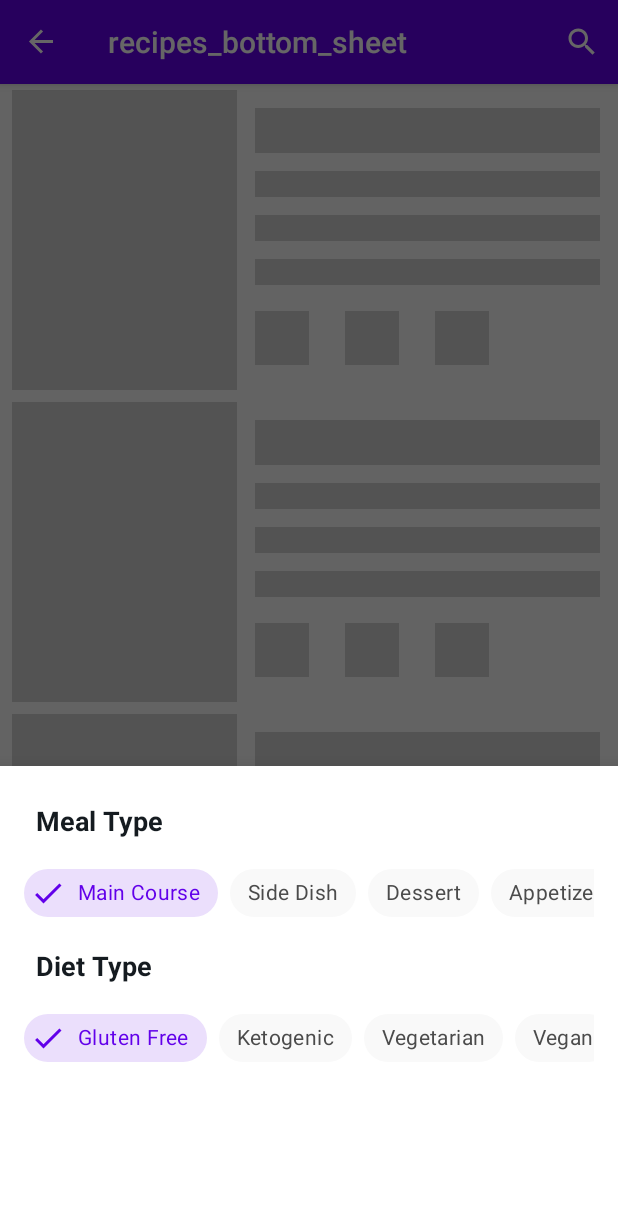
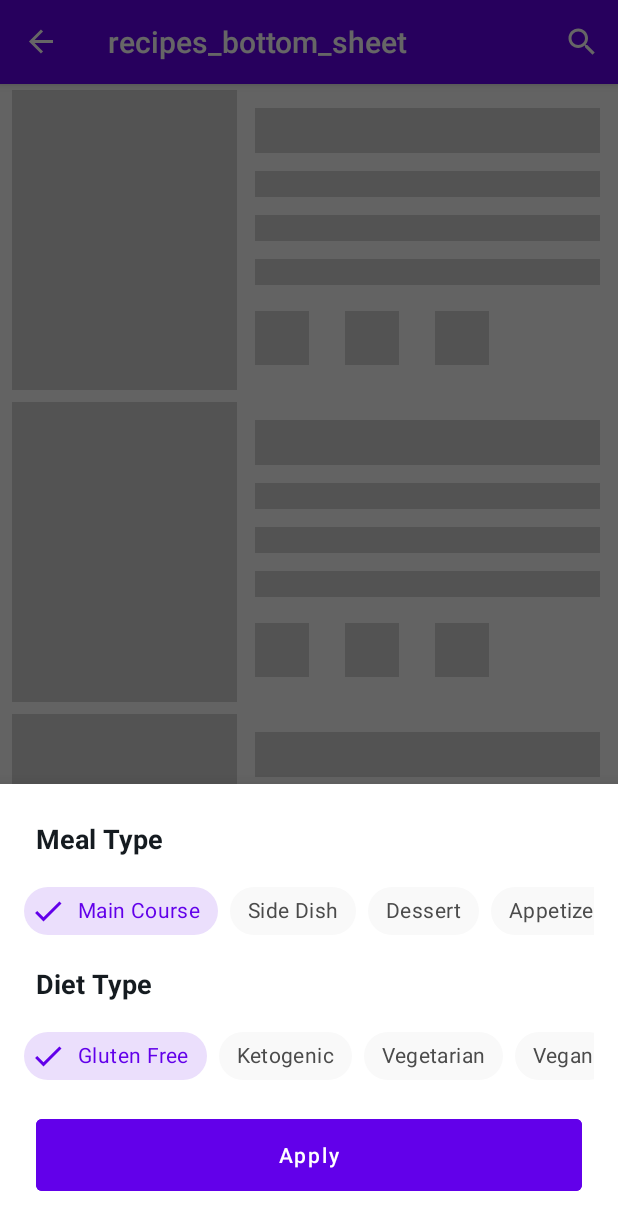
Before and after one commit to rajitdeb/Foodies, an Android app: the RecipesBottomSheet screen opened through its navigation route, on a phone screen of 412 x 824 dp. Shown: the top 1230 px of the screen. Run offline under Robolectric (Android 15) with nearby library versions, the phone set to English and light mode, and no system bars; our stand-ins replace Dagger/Hilt's generated code, Shimmer, data binding, navigation-ui; Roboto replaces fonts that are not available here; 4 statements that could not run were skipped.

Commit message:
Fixed issue (#4) - Button not visible in bottom sheet

```diff
--- a/app/src/main/res/layout/recipes_bottom_sheet.xml
+++ b/app/src/main/res/layout/recipes_bottom_sheet.xml
@@ -258,12 +258,13 @@
         android:layout_width="match_parent"
         android:layout_height="60dp"
         android:layout_marginStart="24dp"
-        android:layout_marginTop="24dp"
+        android:layout_marginTop="12dp"
         android:layout_marginEnd="24dp"
         android:layout_marginBottom="24dp"
         android:text="@string/apply_tbn_txt"
         android:textColor="@color/white"
         android:textAllCaps="false"
+        android:backgroundTint="@color/bottomSheetBtnColor"
         app:layout_constraintBottom_toBottomOf="parent"
         app:layout_constraintEnd_toEndOf="parent"
         app:layout_constraintStart_toStartOf="parent"
--- a/app/src/main/res/values-night/colors.xml
+++ b/app/src/main/res/values-night/colors.xml
@@ -15,6 +15,8 @@
     <color name="red">#FF4646</color>
     <color name="yellow">#FFC114</color>
     <color name="green">#00C980</color>
+
+    <color name="bottomSheetBtnColor">@color/dark</color>
 
     <!-- Page(Activity/Fragment) Style -->
     <color name="backgroundColor">@color/dark</color>
--- a/app/src/main/res/values/colors.xml
+++ b/app/src/main/res/values/colors.xml
@@ -15,6 +15,8 @@
     <color name="red">#FF4646</color>
     <color name="yellow">#FFC114</color>
     <color name="green">#00C980</color>
+
+    <color name="bottomSheetBtnColor">@color/colorPrimary</color>
 
     <color name="backgroundColor">@color/lightGray</color>
     <color name="titleColor">@color/darker</color>
```
Also changed, not shown: app/src/main/java/com/rajit/foodies/ui/fragments/recipes/bottomsheet/RecipesBottomSheet.kt (+1 -8 lines).
